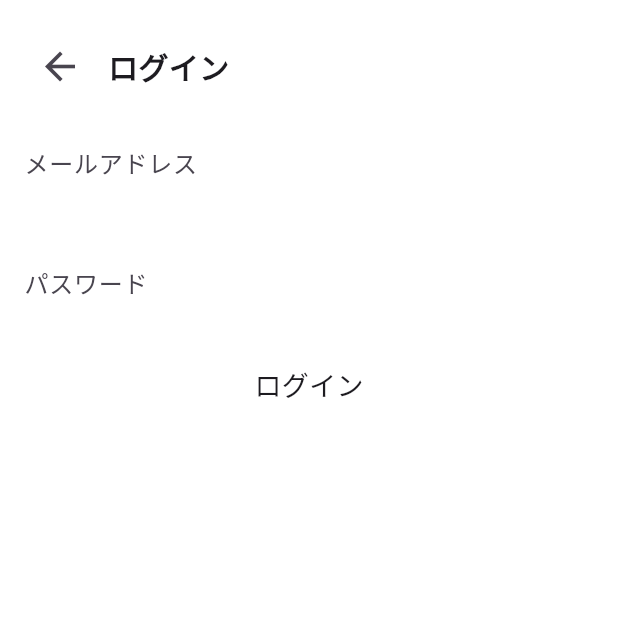
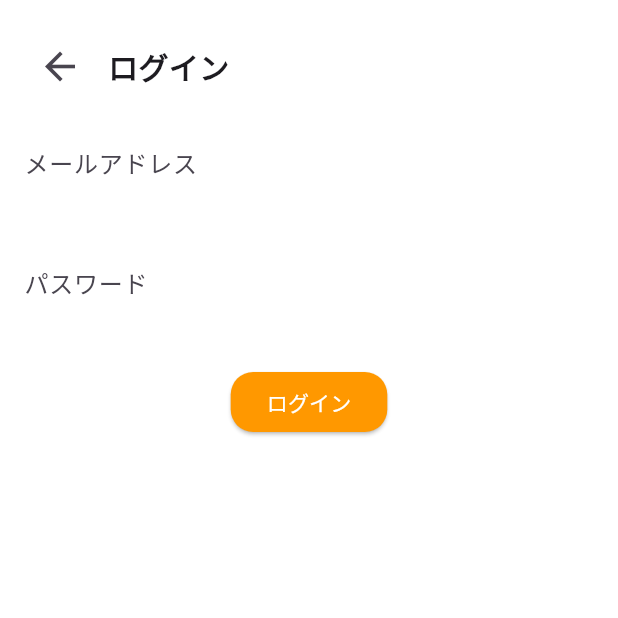
Before and after one commit to Ktento/breman-front, a Flutter app: the screen it shows after launch, scrolled down 276 dp, after a tap on the "account circle" icon, on a phone screen of 412 x 824 dp, the top half of it. Run offline on Flutter 3.47's test engine with Material 3 defaults, Android fonts, the phone set to English and light mode, and no system bars.

Commit message:
ログインボタンの実装

```diff
--- a/lib/login.dart
+++ b/lib/login.dart
@@ -41,14 +41,21 @@ class Login extends StatelessWidget {
               padding: const EdgeInsets.all(16.0),
               child: TextField(
                 decoration: InputDecoration(
-                    border: InputBorder.none, hintText: 'パスワード'), //メアド入力フォーム
+                    border: InputBorder.none, hintText: 'パスワード'), //パスワード入力フォーム
               ),
             ),
             Container(
               padding: const EdgeInsets.all(16.0),
-              child: Text(
-                'ログイン',
-                style: TextStyle(fontSize: 18),
+              child: ElevatedButton(
+                child: const Text('ログイン'),
+                style: ElevatedButton.styleFrom(
+                  backgroundColor: Colors.orange,
+                  foregroundColor: Colors.white,
+                  shape: RoundedRectangleBorder(
+                      borderRadius: BorderRadius.circular(15), // 角の丸みを調整
+                    ),
+                ),
+                onPressed: () {},//ログインボタンを押したときの処理
               ),
             ),
           ],
```
